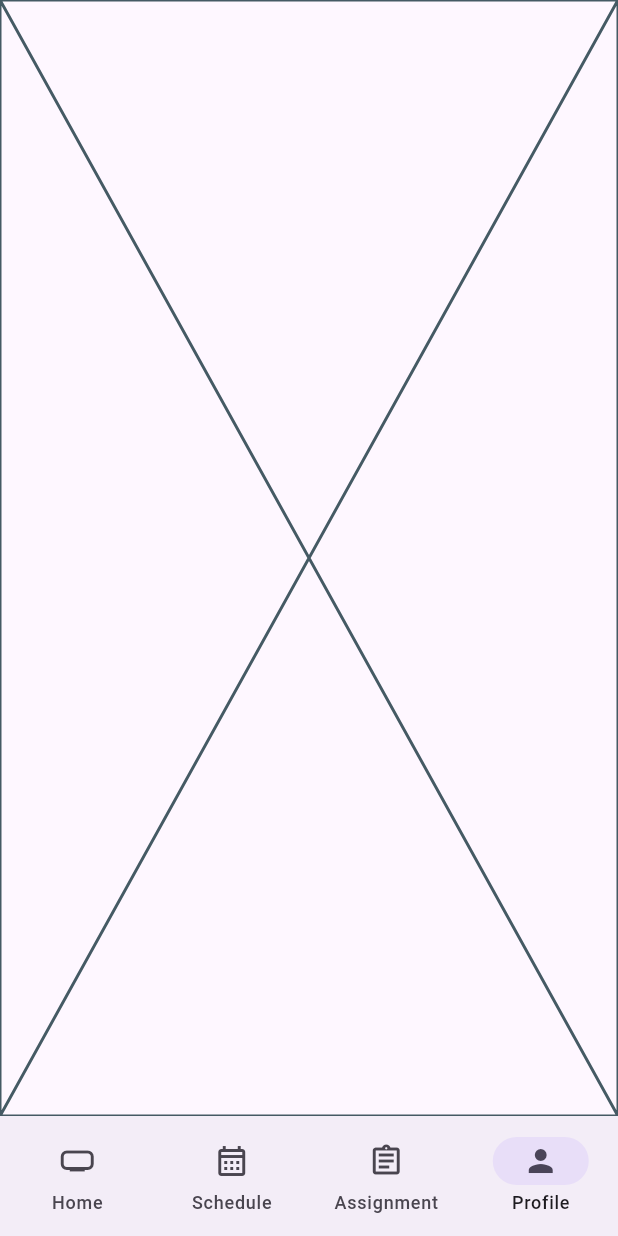
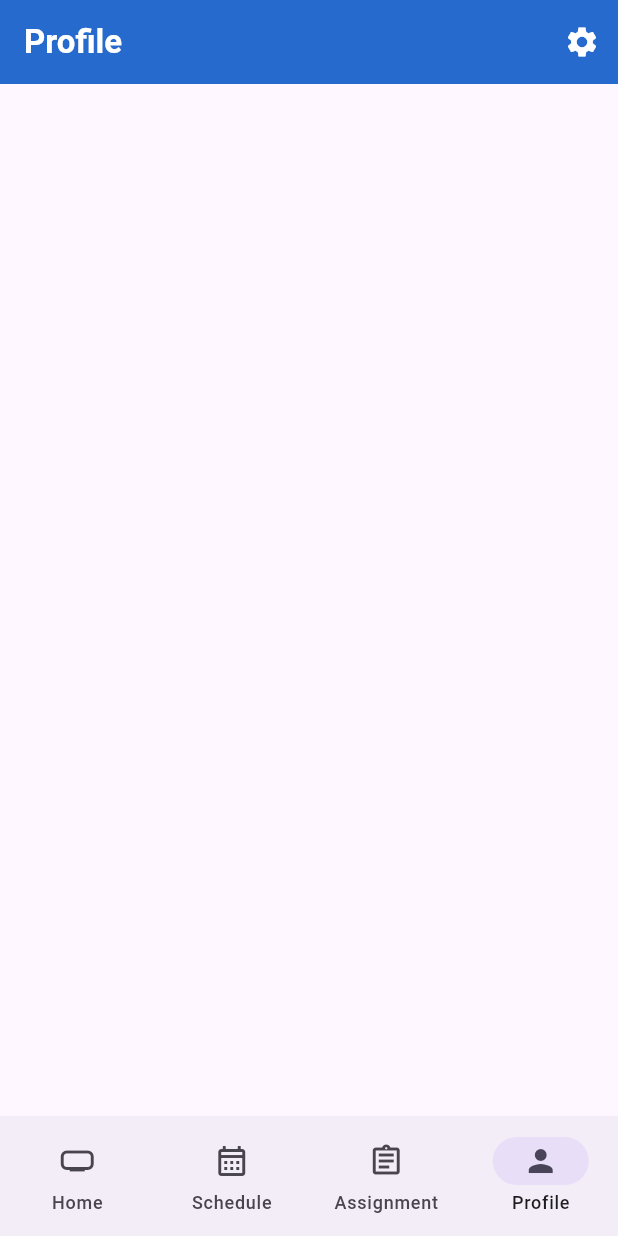
Before and after one commit to ahishakiyeyv/PlannApp, a Flutter app: the screen it shows after launch, item 4 of the bottom bar chosen, on a phone screen of 412 x 824 dp. Run offline on Flutter 3.47's test engine with Material 3 defaults, Android fonts, the phone set to English and light mode, and no system bars.

Commit message:
working on profile screen

```diff
--- a/lib/features/profile/profile_screen.dart
+++ b/lib/features/profile/profile_screen.dart
@@ -5,6 +5,14 @@ class ProfileScreen extends StatelessWidget {
 
   @override
   Widget build(BuildContext context) {
-    return const Placeholder();
+    return Scaffold(
+      appBar:AppBar(
+        backgroundColor: Color( 0xFF256acc),
+        title: const Text('Profile', style:TextStyle(color: Colors.white, fontWeight: FontWeight.w700,),),
+        actions:[
+          IconButton(onPressed: (){print('clicked on settings');}, icon: Icon(Icons.settings), color: Colors.white,),
+        ],
+      ),
+    );
   }
 }
```
